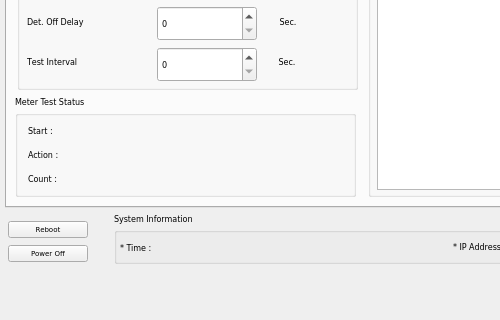
This is mainwindow.ui in shnomad/Battery-Test as Qt 5 draws it before an edit; both pictures show x 0 to 500 and y 280 to 600 of the 1024 by 600 pixel window. The edited form follows.
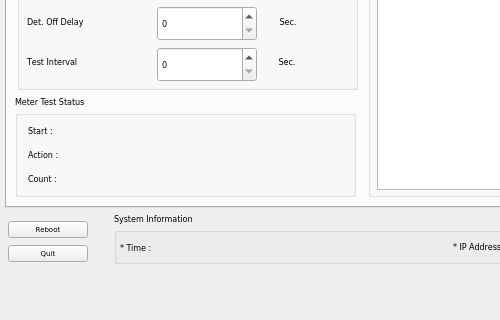
This is the edited form.

The edit to the form file:
```diff
--- a/mainwindow.ui
+++ b/mainwindow.ui
@@ -561,7 +561,7 @@
         <rect>
          <x>13</x>
          <y>27</y>
-         <width>250</width>
+         <width>320</width>
          <height>16</height>
         </rect>
        </property>
@@ -1691,7 +1691,7 @@
      </font>
     </property>
     <property name="text">
-     <string>Power Off</string>
+     <string>Quit</string>
     </property>
    </widget>
    <widget class="QPushButton" name="reboot">
```
Left out of the diff: 2 changed lines with no effect on the pictures.
